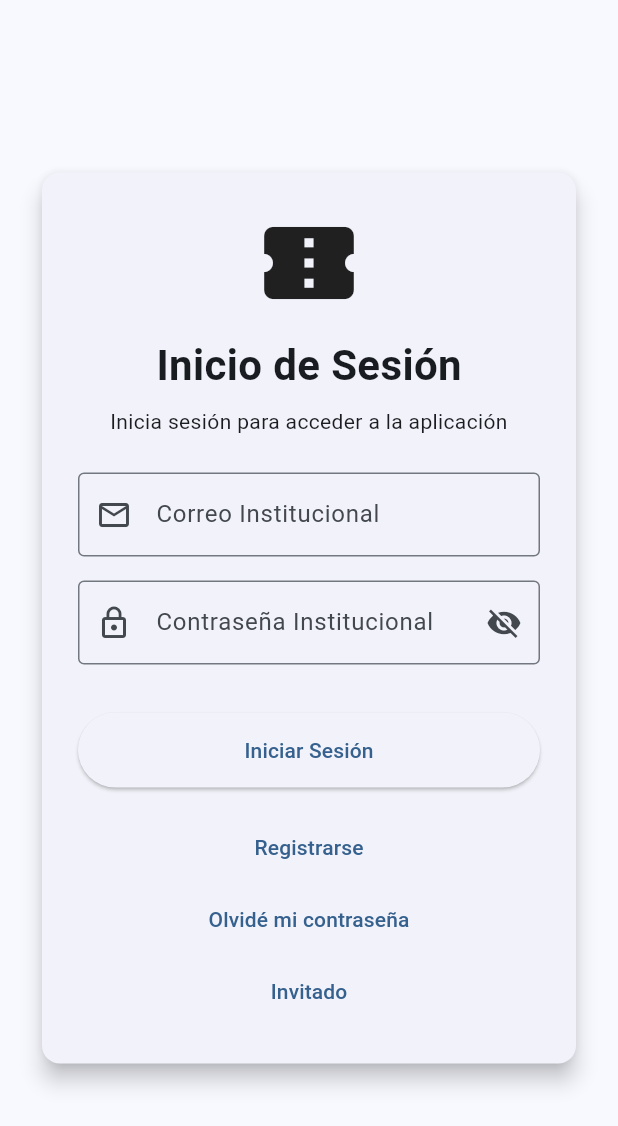
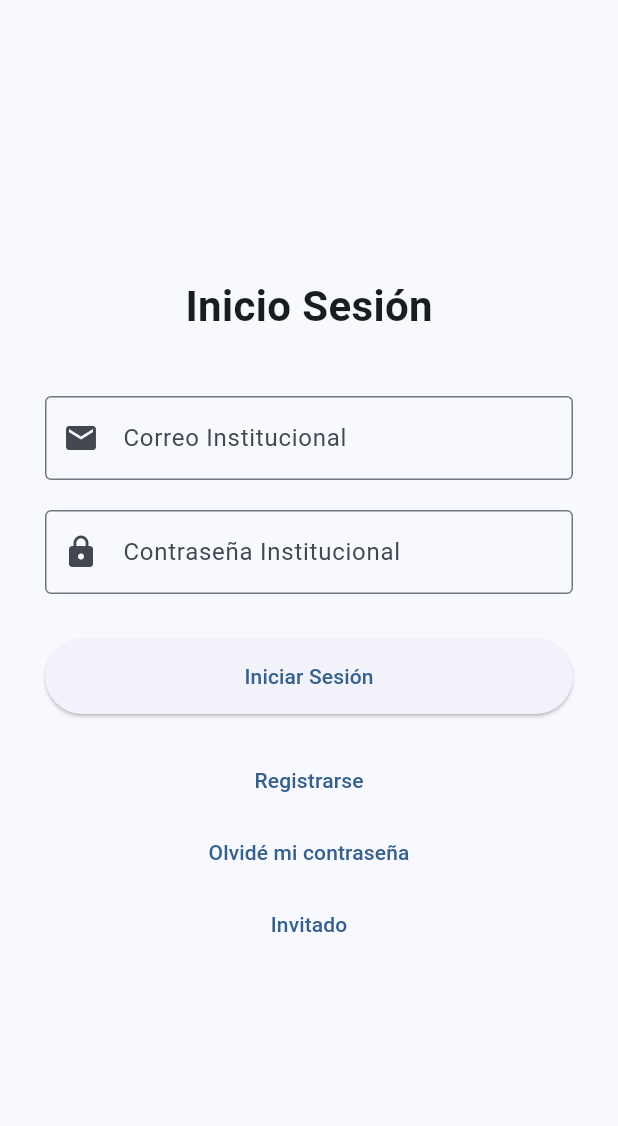
Before and after one commit to Robbienicur/UDLAP-Tickets, a Flutter app: the screen it shows after launch, on a phone screen of 412 x 824 dp. Shown: the top 1126 px of the screen. Run offline on Flutter 3.47's test engine with Material 3 defaults, Android fonts, the phone set to English and light mode, and no system bars.

Commit message:
Revertir cambios en pantalla de inicio de sesion (#5)

```diff
--- a/lib/screens/login_screen.dart
+++ b/lib/screens/login_screen.dart
@@ -10,14 +10,8 @@ class LoginScreen extends StatefulWidget {
 }
 
 class _LoginScreenState extends State<LoginScreen> {
-  final GlobalKey<FormState> _formKey = GlobalKey<FormState>();
-
-  final TextEditingController _correoController = TextEditingController();
-  final TextEditingController _contrasenaController = TextEditingController();
-
-  bool _ocultarContrasena = true;
-  bool _cargando = false;
-  String _mensajeError = '';
+  final _correoController = TextEditingController();
+  final _contrasenaController = TextEditingController();
 
   @override
   void dispose() {
@@ -26,35 +20,12 @@ class _LoginScreenState extends State<LoginScreen> {
     super.dispose();
   }
 
-  Future<void> _iniciarSesion() async {
-    if (!_formKey.currentState!.validate()) return;
-
-    setState(() {
-      _cargando = true;
-      _mensajeError = '';
-    });
-
-    await Future.delayed(const Duration(seconds: 1));
-
-    final correo = _correoController.text.trim();
-    final contrasena = _contrasenaController.text.trim();
-
-    const correoValido = 'estudiante@udlap.mx';
-    const contrasenaValida = '123456';
-
-    if (!mounted) return;
-
-    if (correo == correoValido && contrasena == contrasenaValida) {
+  void _iniciarSesion() {
+    // Por ahora solo navega al home
     Navigator.pushReplacement(
       context,
       MaterialPageRoute(builder: (context) => const HomeScreen()),
     );
-    } else {
-      setState(() {
-        _mensajeError = 'Correo o contraseña incorrectos';
-        _cargando = false;
-      });
-    }
   }
 
   void _irARegistro() {
@@ -71,147 +42,63 @@ class _LoginScreenState extends State<LoginScreen> {
     );
   }
 
-  void _recuperarContrasena() {
-    ScaffoldMessenger.of(context).showSnackBar(
-      const SnackBar(
-        content: Text('Función de recuperación aún no implementada'),
-      ),
-    );
-  }
-
-  String? _validarCorreo(String? value) {
-    final texto = value?.trim() ?? '';
-
-    if (texto.isEmpty) {
-      return 'Ingresa tu correo institucional';
-    }
-
-    if (!texto.contains('@') || !texto.contains('.')) {
-      return 'Ingresa un correo válido';
-    }
-
-    return null;
-  }
-
-  String? _validarContrasena(String? value) {
-    final texto = value?.trim() ?? '';
-
-    if (texto.isEmpty) {
-      return 'Ingresa tu contraseña';
-    }
-
-    if (texto.length < 6) {
-      return 'Debe tener al menos 6 caracteres';
-    }
-
-    return null;
-  }
-
   @override
   Widget build(BuildContext context) {
     return Scaffold(
-      body: SafeArea(
+      body: Padding(
+        padding: const EdgeInsets.symmetric(horizontal: 30.0),
         child: Center(
           child: SingleChildScrollView(
-            padding: const EdgeInsets.all(24),
-            child: ConstrainedBox(
-              constraints: const BoxConstraints(maxWidth: 420),
-              child: Card(
-                elevation: 6,
-                child: Padding(
-                  padding: const EdgeInsets.all(24),
-                  child: Form(
-                    key: _formKey,
             child: Column(
-                      mainAxisSize: MainAxisSize.min,
+              mainAxisAlignment: MainAxisAlignment.center,
               children: [
-                        const Icon(
-                          Icons.confirmation_num,
-                          size: 72,
-                        ),
-                        const SizedBox(height: 12),
                 const Text(
-                          'Inicio de Sesión',
+                  'Inicio Sesión',
                   style: TextStyle(
                     fontSize: 28,
                     fontWeight: FontWeight.bold,
                   ),
                 ),
-                        const SizedBox(height: 8),
-                        const Text(
-                          'Inicia sesión para acceder a la aplicación',
-                          textAlign: TextAlign.center,
-                        ),
-                        const SizedBox(height: 24),
-                        TextFormField(
+                const SizedBox(height: 40),
+                TextField(
                   controller: _correoController,
-                          keyboardType: TextInputType.emailAddress,
                   decoration: const InputDecoration(
                     labelText: 'Correo Institucional',
-                            prefixIcon: Icon(Icons.email_outlined),
+                    prefixIcon: Icon(Icons.email),
                     border: OutlineInputBorder(),
                   ),
-                          validator: _validarCorreo,
+                  keyboardType: TextInputType.emailAddress,
                 ),
-                        const SizedBox(height: 16),
-                        TextFormField(
+                const SizedBox(height: 20),
+                TextField(
                   controller: _contrasenaController,
-                          obscureText: _ocultarContrasena,
-                          decoration: InputDecoration(
+                  decoration: const InputDecoration(
                     labelText: 'Contraseña Institucional',
-                            prefixIcon: const Icon(Icons.lock_outline),
-                            border: const OutlineInputBorder(),
-                            suffixIcon: IconButton(
-                              onPressed: () {
-                                setState(() {
-                                  _ocultarContrasena = !_ocultarContrasena;
-                                });
-                              },
-                              icon: Icon(
-                                _ocultarContrasena
-                                    ? Icons.visibility_off
-                                    : Icons.visibility,
+                    prefixIcon: Icon(Icons.lock),
+                    border: OutlineInputBorder(),
                   ),
+                  obscureText: true,
                 ),
+                const SizedBox(height: 30),
+                SizedBox(
+                  width: double.infinity,
+                  child: ElevatedButton(
+                    onPressed: _iniciarSesion,
+                    style: ElevatedButton.styleFrom(
+                      padding: const EdgeInsets.symmetric(vertical: 15),
                     ),
-                          validator: _validarContrasena,
-                        ),
-                        const SizedBox(height: 12),
-                        if (_mensajeError.isNotEmpty)
-                          Text(
-                            _mensajeError,
-                            style: const TextStyle(
-                              color: Colors.red,
-                              fontWeight: FontWeight.w600,
+                    child: const Text('Iniciar Sesión'),
                   ),
                 ),
                 const SizedBox(height: 20),
-                        SizedBox(
-                          width: double.infinity,
-                          child: ElevatedButton(
-                            onPressed: _cargando ? null : _iniciarSesion,
-                            style: ElevatedButton.styleFrom(
-                              padding: const EdgeInsets.symmetric(vertical: 15),
-                            ),
-                            child: _cargando
-                                ? const SizedBox(
-                                    width: 22,
-                                    height: 22,
-                                    child: CircularProgressIndicator(
-                                      strokeWidth: 2.5,
-                                      color: Colors.white,
-                                    ),
-                                  )
-                                : const Text('Iniciar Sesión'),
-                          ),
-                        ),
-                        const SizedBox(height: 16),
                 TextButton(
                   onPressed: _irARegistro,
                   child: const Text('Registrarse'),
                 ),
                 TextButton(
-                          onPressed: _recuperarContrasena,
+                  onPressed: () {
+                    // TODO: implementar recuperar contraseña
+                  },
                   child: const Text('Olvidé mi contraseña'),
                 ),
                 TextButton(
@@ -223,10 +110,6 @@ class _LoginScreenState extends State<LoginScreen> {
           ),
         ),
       ),
-            ),
-          ),
-        ),
-      ),
     );
   }
 }
```
Lines whose indentation alone changed are shown as unchanged.
